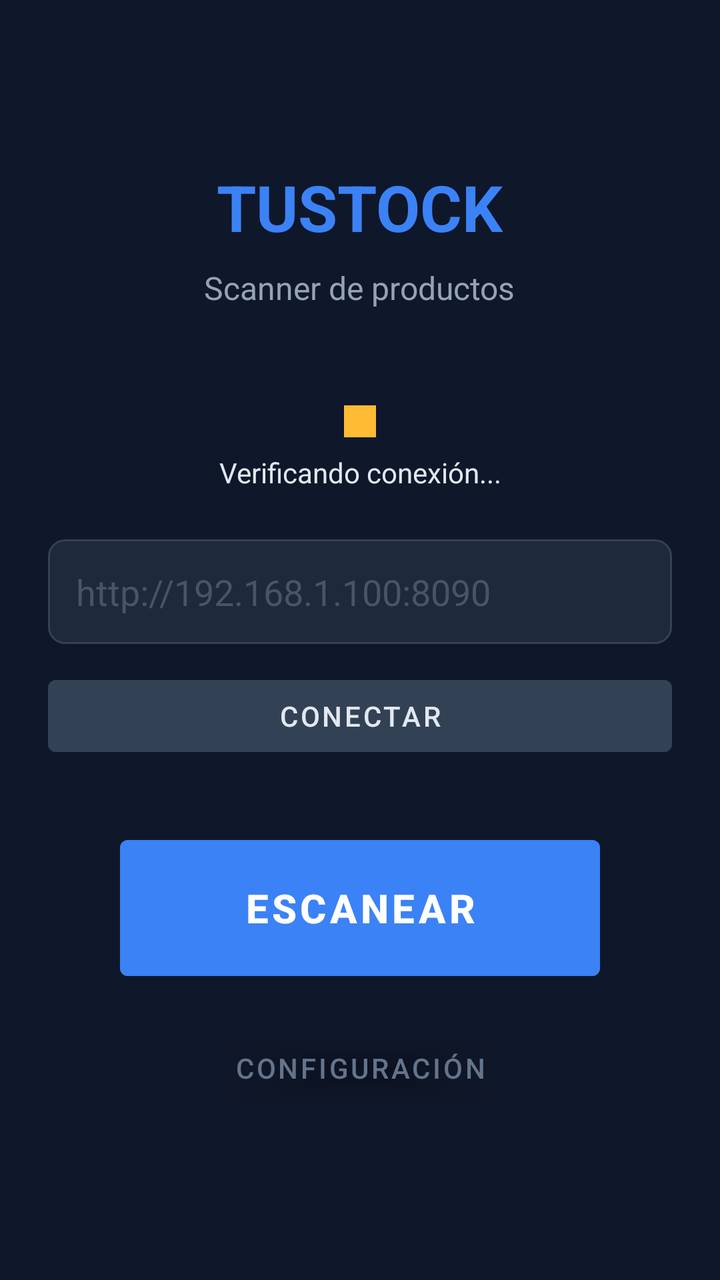
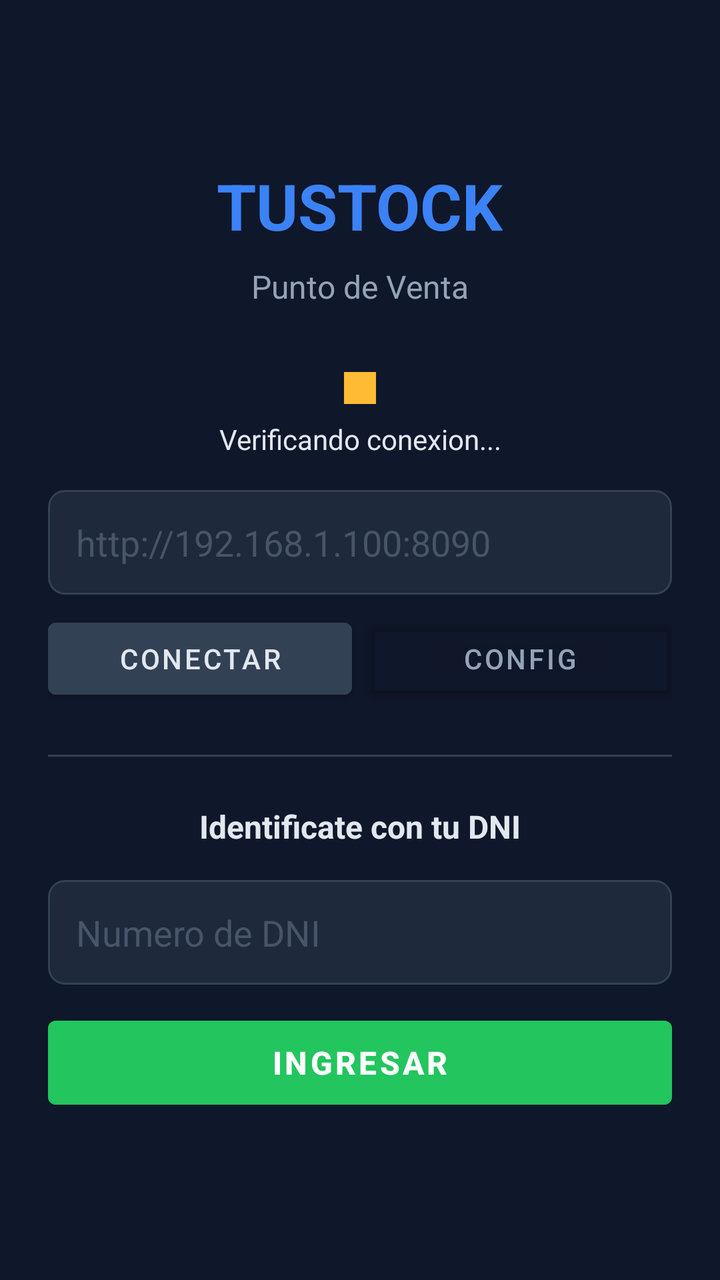

An Android layout rendered at two revisions. The XML below is the earlier revision; the diff shows what the commit changed to produce the second picture.
<!-- AndroidManifest.xml: application theme Theme.TUSTOCK -->
<!-- res/layout/activity_main.xml -->
<?xml version="1.0" encoding="utf-8"?>
<LinearLayout xmlns:android="http://schemas.android.com/apk/res/android"
    android:layout_width="match_parent"
    android:layout_height="match_parent"
    android:orientation="vertical"
    android:padding="24dp"
    android:background="#0f172a"
    android:gravity="center">

    <TextView
        android:layout_width="wrap_content"
        android:layout_height="wrap_content"
        android:text="TUSTOCK"
        android:textColor="#3b82f6"
        android:textSize="32sp"
        android:textStyle="bold"
        android:layout_marginBottom="8dp" />

    <TextView
        android:layout_width="wrap_content"
        android:layout_height="wrap_content"
        android:text="Scanner de productos"
        android:textColor="#94a3b8"
        android:textSize="16sp"
        android:layout_marginBottom="48dp" />

    <View
        android:id="@+id/statusIndicator"
        android:layout_width="16dp"
        android:layout_height="16dp"
        android:background="@android:color/holo_orange_light"
        android:layout_marginBottom="8dp" />

    <TextView
        android:id="@+id/statusText"
        android:layout_width="match_parent"
        android:layout_height="wrap_content"
        android:text="Verificando conexión..."
        android:textColor="#e2e8f0"
        android:textSize="14sp"
        android:gravity="center"
        android:layout_marginBottom="24dp" />

    <EditText
        android:id="@+id/serverUrlInput"
        android:layout_width="match_parent"
        android:layout_height="wrap_content"
        android:hint="http://192.168.1.100:8090"
        android:textColor="#e2e8f0"
        android:textColorHint="#475569"
        android:background="@drawable/edit_text_bg"
        android:padding="14dp"
        android:inputType="textUri"
        android:layout_marginBottom="12dp" />

    <Button
        android:id="@+id/connectButton"
        android:layout_width="match_parent"
        android:layout_height="wrap_content"
        android:text="Conectar"
        android:backgroundTint="#334155"
        android:textColor="#e2e8f0"
        android:layout_marginBottom="32dp" />

    <Button
        android:id="@+id/scanButton"
        android:layout_width="240dp"
        android:layout_height="80dp"
        android:text="ESCANEAR"
        android:textSize="20sp"
        android:textStyle="bold"
        android:backgroundTint="#3b82f6"
        android:textColor="#ffffff"
        android:enabled="false"
        android:layout_marginBottom="16dp" />

    <Button
        android:id="@+id/settingsButton"
        android:layout_width="wrap_content"
        android:layout_height="wrap_content"
        android:text="Configuración"
        android:backgroundTint="@android:color/transparent"
        android:textColor="#64748b" />

</LinearLayout>
<!-- resources referenced by this layout -->
<resources>
  <!-- drawable edit_text_bg (drawable) -->
  <?xml version="1.0" encoding="utf-8"?>
  <shape xmlns:android="http://schemas.android.com/apk/res/android">
      <solid android:color="#1e293b" />
      <corners android:radius="8dp" />
      <stroke android:width="1dp" android:color="#334155" />
  </shape>
  <style name="Theme.TUSTOCK" parent="Theme.MaterialComponents.DayNight.DarkActionBar">
          <item name="colorPrimary">#3b82f6</item>
          <item name="colorPrimaryVariant">#2563eb</item>
          <item name="colorOnPrimary">#FFFFFF</item>
          <item name="colorSecondary">#22c55e</item>
          <item name="colorOnSecondary">#FFFFFF</item>
          <item name="android:statusBarColor">#0f172a</item>
          <item name="android:navigationBarColor">#0f172a</item>
      </style>
</resources>

<!-- the commit's change to res/layout/activity_main.xml (unified diff, before → after) -->
@@ -19,11 +19,12 @@
     <TextView
         android:layout_width="wrap_content"
         android:layout_height="wrap_content"
-        android:text="Scanner de productos"
+        android:text="Punto de Venta"
         android:textColor="#94a3b8"
         android:textSize="16sp"
-        android:layout_marginBottom="48dp" />
+        android:layout_marginBottom="32dp" />
 
+    
     <View
         android:id="@+id/statusIndicator"
         android:layout_width="16dp"
@@ -35,11 +36,11 @@
         android:id="@+id/statusText"
         android:layout_width="match_parent"
         android:layout_height="wrap_content"
-        android:text="Verificando conexión..."
+        android:text="Verificando conexion..."
         android:textColor="#e2e8f0"
         android:textSize="14sp"
         android:gravity="center"
-        android:layout_marginBottom="24dp" />
+        android:layout_marginBottom="16dp" />
 
     <EditText
         android:id="@+id/serverUrlInput"
@@ -51,35 +52,82 @@
         android:background="@drawable/edit_text_bg"
         android:padding="14dp"
         android:inputType="textUri"
+        android:layout_marginBottom="8dp" />
+
+    <LinearLayout
+        android:layout_width="match_parent"
+        android:layout_height="wrap_content"
+        android:orientation="horizontal"
+        android:layout_marginBottom="24dp">
+
+        <Button
+            android:id="@+id/connectButton"
+            android:layout_width="0dp"
+            android:layout_height="wrap_content"
+            android:layout_weight="1"
+            android:text="Conectar"
+            android:backgroundTint="#334155"
+            android:textColor="#e2e8f0"
+            android:layout_marginEnd="8dp" />
+
+        <Button
+            android:id="@+id/configButton"
+            android:layout_width="0dp"
+            android:layout_height="wrap_content"
+            android:layout_weight="1"
+            android:text="Config"
+            android:backgroundTint="@android:color/transparent"
+            android:textColor="#94a3b8" />
+    </LinearLayout>
+
+    
+    <View
+        android:id="@+id/loginDivider"
+        android:layout_width="match_parent"
+        android:layout_height="1dp"
+        android:background="#334155"
+        android:layout_marginBottom="24dp" />
+
+    <TextView
+        android:layout_width="wrap_content"
+        android:layout_height="wrap_content"
+        android:text="Identificate con tu DNI"
+        android:textColor="#e2e8f0"
+        android:textSize="16sp"
+        android:textStyle="bold"
+        android:layout_marginBottom="16dp" />
+
+    <EditText
+        android:id="@+id/dniInput"
+        android:layout_width="match_parent"
+        android:layout_height="wrap_content"
+        android:hint="Numero de DNI"
+        android:textColor="#e2e8f0"
+        android:textColorHint="#475569"
+        android:background="@drawable/edit_text_bg"
+        android:padding="14dp"
+        android:inputType="number"
         android:layout_marginBottom="12dp" />
 
     <Button
-        android:id="@+id/connectButton"
+        android:id="@+id/loginButton"
+        android:layout_width="match_parent"
+        android:layout_height="54dp"
+        android:text="Ingresar"
+        android:textSize="16sp"
+        android:textStyle="bold"
+        android:backgroundTint="#22c55e"
+        android:textColor="#ffffff"
+        android:enabled="false" />
+
+    <TextView
+        android:id="@+id/loginError"
         android:layout_width="match_parent"
         android:layout_height="wrap_content"
-        android:text="Conectar"
-        android:backgroundTint="#334155"
-        android:textColor="#e2e8f0"
-        android:layout_marginBottom="32dp" />
-
-    <Button
-        android:id="@+id/scanButton"
-        android:layout_width="240dp"
-        android:layout_height="80dp"
-        android:text="ESCANEAR"
-        android:textSize="20sp"
-        android:textStyle="bold"
-        android:backgroundTint="#3b82f6"
-        android:textColor="#ffffff"
-        android:enabled="false"
-        android:layout_marginBottom="16dp" />
-
-    <Button
-        android:id="@+id/settingsButton"
-        android:layout_width="wrap_content"
-        android:layout_height="wrap_content"
-        android:text="Configuración"
-        android:backgroundTint="@android:color/transparent"
-        android:textColor="#64748b" />
+        android:textColor="#ef4444"
+        android:textSize="13sp"
+        android:gravity="center"
+        android:layout_marginTop="8dp"
+        android:visibility="gone" />
 
 </LinearLayout>
